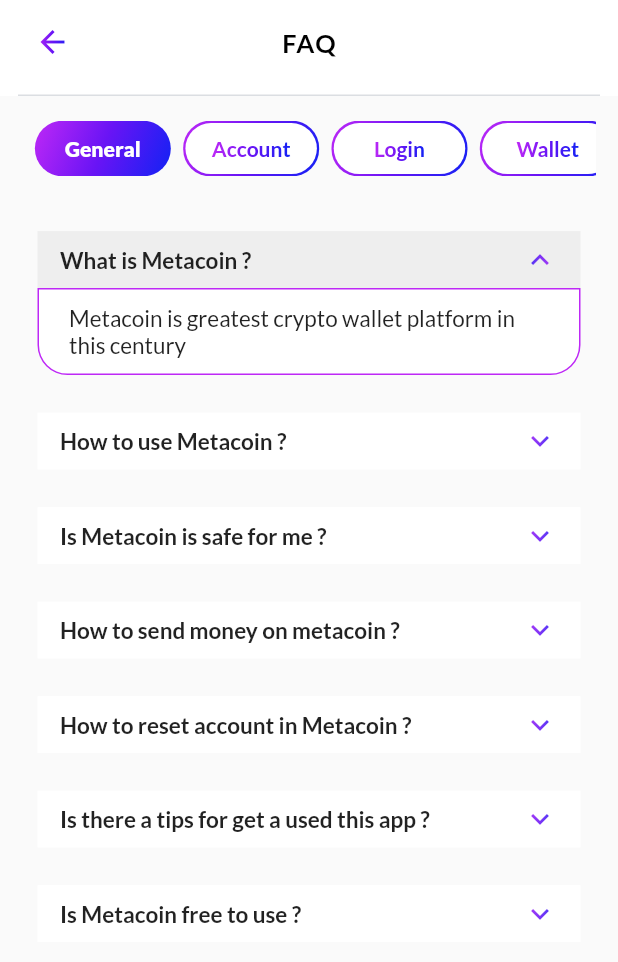
After one commit to Mobioxy/crypto-wallet-app, a Flutter app: the FAQScreen screen opened directly, on a phone screen of 412 x 824 dp. The commit adds this screen. Shown: the top 962 px of the screen. Run offline on Flutter 3.47's test engine with Material 2 defaults, Android fonts, the phone set to English and light mode, and no system bars; drawn by our look-alikes of accordion; our stand-ins replace firebase_core, flutter_riverpod, google_fonts, loading_indicator; missing offline and left inert: firebase_core_web; accounts and stored records are empty.

Commit message:
FAQ screen UI completed(in settings section)

```diff
--- a/lib/core/routes.dart
+++ b/lib/core/routes.dart
@@ -25,6 +25,7 @@ import 'package:crypto_wallet_app/screens/transaction_send/transaction_send_to/a
 import 'package:crypto_wallet_app/screens/transaction_send/transaction_send_to/transaction_send_to_accounts_screen.dart';
 
 import '../screens/settings/preferences/screens/contact_us_screen.dart';
+import '../screens/settings/preferences/screens/faq_screen.dart';
 
 class AppRouter {
   static Route<dynamic> _errorRoute() {
@@ -148,6 +149,10 @@ class AppRouter {
         return MaterialPageRoute(
           builder: (_) => const ContactUsScreen(),
         );
+      case FAQScreen.id:
+        return MaterialPageRoute(
+          builder: (_) => const FAQScreen(),
+        );
 
       default:
         return _errorRoute();
--- a/lib/screens/settings/preferences/screens/about_metacoin_screen.dart
+++ b/lib/screens/settings/preferences/screens/about_metacoin_screen.dart
@@ -3,6 +3,8 @@ import 'package:crypto_wallet_app/screens/settings/preferences/screens/contact_u
 
 import 'package:crypto_wallet_app/screens/settings/preferences/widgets/preferences_tile_container.dart';
 import 'package:flutter/material.dart';
+
+import 'faq_screen.dart';
 
 class AboutMetacoinScreen extends StatelessWidget {
   static const String id = '/settings/preferences/aboutmetacoin';
@@ -108,7 +110,9 @@ class AboutMetacoinScreen extends StatelessWidget {
                   ),
                   PreferencesTileContainer(
                     text: "FAQ",
-                    onTap: () {},
+                    onTap: () {
+                      Navigator.pushNamed(context, FAQScreen.id);
+                    },
                   ),
                   PreferencesTileContainer(
                     text: "Visit Our Website",
--- /dev/null
+++ b/lib/screens/settings/preferences/screens/faq_screen.dart
@@ -0,0 +1,225 @@
+import 'package:accordion/accordion.dart';
+import 'package:accordion/controllers.dart';
+import 'package:crypto_wallet_app/common_widgets/app_bars.dart';
+import 'package:crypto_wallet_app/common_widgets/gradient_button.dart';
+import 'package:crypto_wallet_app/common_widgets/gradient_button_with_border.dart';
+import 'package:crypto_wallet_app/core/extension.dart';
+import 'package:flutter/material.dart';
+import 'package:flutter_riverpod/flutter_riverpod.dart';
+
+import '../../provider/faq_provider.dart';
+
+class FAQScreen extends ConsumerWidget {
+  static const id = "/settings/preference/aboutMetaCoing/FAQScreen";
+  const FAQScreen({Key? key}) : super(key: key);
+
+  @override
+  Widget build(BuildContext context, WidgetRef ref) {
+    final provider = ref.watch(faqProvider);
+    var mq = MediaQuery.of(context).size;
+    return Scaffold(
+      appBar: BackAppBar(
+        context,
+        title: "FAQ",
+      ),
+      body: SafeArea(
+        child: Padding(
+          padding: const EdgeInsets.symmetric(
+            horizontal: 15,
+          ),
+          child: SingleChildScrollView(
+            child: Column(
+              children: [
+                SizedBox(
+                  height: mq.height * 0.02,
+                ),
+                SingleChildScrollView(
+                  scrollDirection: Axis.horizontal,
+                  child: Row(
+                    children: [
+                      SizedBox(
+                        width: mq.width * 0.02,
+                      ),
+                      provider.category == Category.general
+                          ? GradientButton(
+                              height: mq.height * 0.045,
+                              width: mq.width * 0.22,
+                              title: "General",
+                              onTap: () {})
+                          : GradientButtonWithBorder(
+                              height: mq.height * 0.045,
+                              width: mq.width * 0.22,
+                              title: "General",
+                              onTap: () {
+                                provider.setCategory(Category.general);
+                              },
+                            ),
+                      SizedBox(
+                        width: mq.width * 0.02,
+                      ),
+                      provider.category == Category.account
+                          ? GradientButton(
+                              height: mq.height * 0.045,
+                              width: mq.width * 0.22,
+                              title: "Account",
+                              onTap: () {})
+                          : GradientButtonWithBorder(
+                              height: mq.height * 0.045,
+                              width: mq.width * 0.22,
+                              title: "Account",
+                              onTap: () {
+                                provider.setCategory(Category.account);
+                              },
+                            ),
+                      SizedBox(
+                        width: mq.width * 0.02,
+                      ),
+                      provider.category == Category.login
+                          ? GradientButton(
+                              height: mq.height * 0.045,
+                              width: mq.width * 0.22,
+                              title: "Login",
+                              onTap: () {})
+                          : GradientButtonWithBorder(
+                              height: mq.height * 0.045,
+                              width: mq.width * 0.22,
+                              title: "Login",
+                              onTap: () {
+                                provider.setCategory(Category.login);
+                              },
+                            ),
+                      SizedBox(
+                        width: mq.width * 0.02,
+                      ),
+                      provider.category == Category.wallet
+                          ? GradientButton(
+                              height: mq.height * 0.045,
+                              width: mq.width * 0.22,
+                              title: "Wallet",
+                              onTap: () {})
+                          : GradientButtonWithBorder(
+                              height: mq.height * 0.045,
+                              width: mq.width * 0.22,
+                              title: "Wallet",
+                              onTap: () {
+                                provider.setCategory(Category.wallet);
+                              },
+                            ),
+                      SizedBox(
+                        width: mq.width * 0.02,
+                      ),
+                      provider.category == Category.tips
+                          ? GradientButton(
+                              height: mq.height * 0.045,
+                              width: mq.width * 0.22,
+                              title: "Tips",
+                              onTap: () {})
+                          : GradientButtonWithBorder(
+                              height: mq.height * 0.045,
+                              width: mq.width * 0.22,
+                              title: "Tips",
+                              onTap: () {
+                                provider.setCategory(Category.tips);
+                              },
+                            ),
+                    ],
+                  ),
+                ),
+                SizedBox(
+                  height: mq.height * 0.02,
+                ),
+                Accordion(
+                    maxOpenSections: 2,
+                    headerBackgroundColorOpened: Colors.black54,
+                    openAndCloseAnimation: true,
+                    headerPadding:
+                        const EdgeInsets.symmetric(vertical: 7, horizontal: 15),
+                    sectionOpeningHapticFeedback: SectionHapticFeedback.heavy,
+                    sectionClosingHapticFeedback: SectionHapticFeedback.light,
+                    children: [
+                      accordionSection(
+                        header: 'What is Metacoin ?',
+                        isOpen: true,
+                        contentText:
+                            'Metacoin is greatest crypto wallet platform in this century',
+                      ),
+                      accordionSection(
+                        header: 'How to use Metacoin ?',
+                        isOpen: false,
+                        contentText:
+                            'Metacoin is greatest crypto wallet platform in this century',
+                      ),
+                      accordionSection(
+                        header: 'Is Metacoin is safe for me ?',
+                        isOpen: false,
+                        contentText:
+                            'Metacoin is greatest crypto wallet platform in this century',
+                      ),
+                      accordionSection(
+                        header: 'How to send money on metacoin ?',
+                        isOpen: false,
+                        contentText:
+                            'Metacoin is greatest crypto wallet platform in this century',
+                      ),
+                      accordionSection(
+                        header: 'How to reset account in Metacoin ?',
+                        isOpen: false,
+                        contentText:
+                            'Metacoin is greatest crypto wallet platform in this century',
+                      ),
+                      accordionSection(
+                        header: 'Is there a tips for get a used this app ?',
+                        isOpen: false,
+                        contentText:
+                            'Metacoin is greatest crypto wallet platform in this century',
+                      ),
+                      accordionSection(
+                        header: 'Is Metacoin free to use ?',
+                        isOpen: false,
+                        contentText:
+                            'Metacoin is greatest crypto wallet platform in this century',
+                      ),
+                    ]),
+              ],
+            ),
+          ),
+        ),
+      ),
+    );
+  }
+
+  AccordionSection accordionSection({
+    required String header,
+    required String contentText,
+    required bool isOpen,
+  }) {
+    return AccordionSection(
+      isOpen: isOpen, paddingBetweenClosedSections: 25,
+      paddingBetweenOpenSections: 25,
+      headerBorderRadius: 0,
+      headerBackgroundColorOpened: Colors.grey[200],
+      headerBackgroundColor: Colors.white,
+      rightIcon: const Icon(
+        Icons.keyboard_arrow_down,
+      ).toGradient(),
+      header: Text(
+        header,
+        style: const TextStyle(
+          fontSize: 15,
+          fontWeight: FontWeight.w600,
+        ),
+      ),
+      content: Text(
+        contentText,
+        style: const TextStyle(
+          fontSize: 15,
+          fontWeight: FontWeight.w500,
+        ),
+      ),
+      contentHorizontalPadding: 20,
+      contentBorderWidth: 1,
+      // onOpenSection: () => print('onOpenSection ...'),
+      // onCloseSection: () => print('onCloseSection ...'),
+    );
+  }
+}
--- /dev/null
+++ b/lib/screens/settings/provider/faq_provider.dart
@@ -0,0 +1,29 @@
+import 'package:flutter/material.dart';
+import 'package:flutter_riverpod/flutter_riverpod.dart';
+
+final faqProvider = ChangeNotifierProvider.autoDispose(
+  (ref) => FAQProvider(ref.read),
+);
+
+enum Category {
+  general,
+  account,
+  login,
+  wallet,
+  tips,
+}
+
+/// Provider
+class FAQProvider extends ChangeNotifier {
+  bool isLoading = true;
+  final Reader ref;
+  Category category = Category.general;
+
+  /// Constrcutor
+  FAQProvider(this.ref);
+
+  void setCategory(Category n) {
+    category = n;
+    notifyListeners();
+  }
+}
--- a/pubspec.yaml
+++ b/pubspec.yaml
@@ -15,6 +15,7 @@ dependencies:
   cupertino_icons: ^1.0.2
   flutter_riverpod: ^1.0.3
   firebase_core: ^1.19.1
+  accordion: ^2.3.0
 
 dev_dependencies:
   flutter_test:
```
Also changed, not shown: 1 other file.
